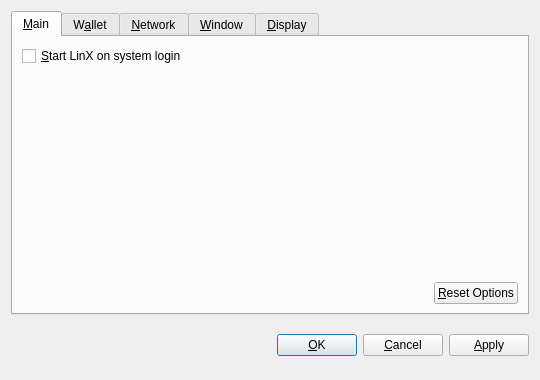
Before: the Qt Designer form src/qt/forms/optionsdialog.ui in linX-project/linX, drawn with Qt 5.
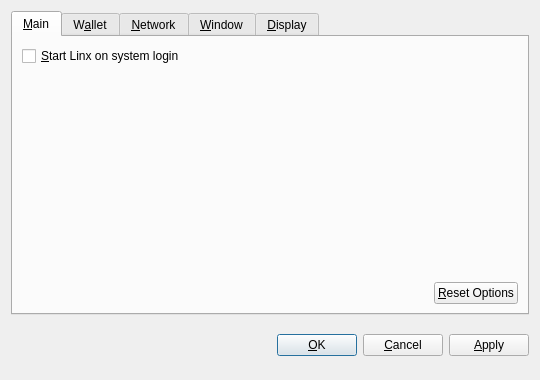
After: the same form once the commit is applied. Custom widgets are drawn as their Qt base class.

Commit message: Linx reference & GUI updates

The edit to the form file:
```diff
--- a/src/qt/forms/optionsdialog.ui
+++ b/src/qt/forms/optionsdialog.ui
@@ -36,7 +36,7 @@
           <string>Automatically start LinX after logging in to the system.</string>
          </property>
          <property name="text">
-          <string>&amp;Start LinX on system login</string>
+          <string>&amp;Start Linx on system login</string>
          </property>
         </widget>
        </item>
```
Left out of the diff: 10 changed lines with no effect on the pictures. The commit also changes 37 other files.
